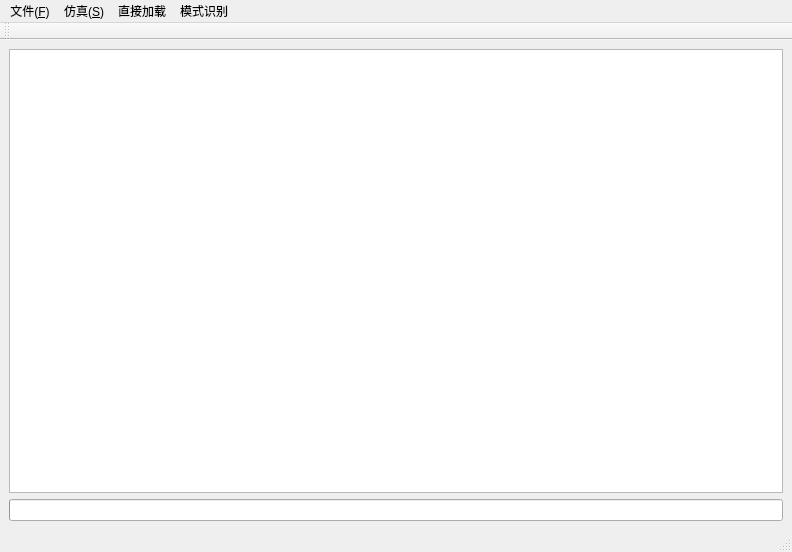
The window that VirtualIntegratedEnv/GUI/VIE_MainWin.ui (brucelv1/VirtualIntegratedEnv) describes before a commit, drawn with Qt 5.
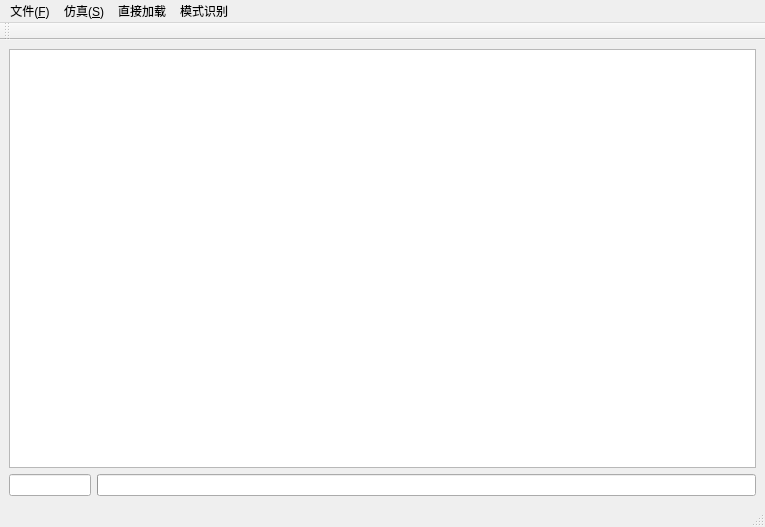
The same window after the commit.

Commit message: countdown prompt LineEdit

Diff of the .ui file:
```diff
--- a/VirtualIntegratedEnv/GUI/VIE_MainWin.ui
+++ b/VirtualIntegratedEnv/GUI/VIE_MainWin.ui
@@ -6,8 +6,8 @@
    <rect>
     <x>0</x>
     <y>0</y>
-    <width>792</width>
-    <height>552</height>
+    <width>765</width>
+    <height>527</height>
    </rect>
   </property>
   <property name="sizePolicy">
@@ -20,15 +20,24 @@
    <string>生机电虚拟环境测试平台</string>
   </property>
   <widget class="QWidget" name="centralwidget">
-   <layout class="QGridLayout" name="gridLayout">
-    <item row="0" column="0">
+   <layout class="QVBoxLayout" name="verticalLayout">
+    <item>
      <widget class="QGraphicsView" name="graphicsView">
       <property name="lineWidth">
        <number>1</number>
       </property>
      </widget>
     </item>
-    <item row="1" column="0">
+    <item>
+     <layout class="QHBoxLayout" name="horizontalLayout" stretch="1,8">
+      <item>
+       <widget class="QLineEdit" name="LECountdown">
+        <property name="readOnly">
+         <bool>true</bool>
+        </property>
+       </widget>
+      </item>
+      <item>
      <widget class="QProgressBar" name="progressBar">
       <property name="value">
        <number>0</number>
@@ -39,13 +48,15 @@
      </widget>
     </item>
    </layout>
+    </item>
+   </layout>
   </widget>
   <widget class="QMenuBar" name="menubar">
    <property name="geometry">
     <rect>
      <x>0</x>
      <y>0</y>
-     <width>792</width>
+     <width>765</width>
      <height>23</height>
     </rect>
    </property>
```
Lines whose indentation alone changed are shown as unchanged. The commit also changes 2 other files.
